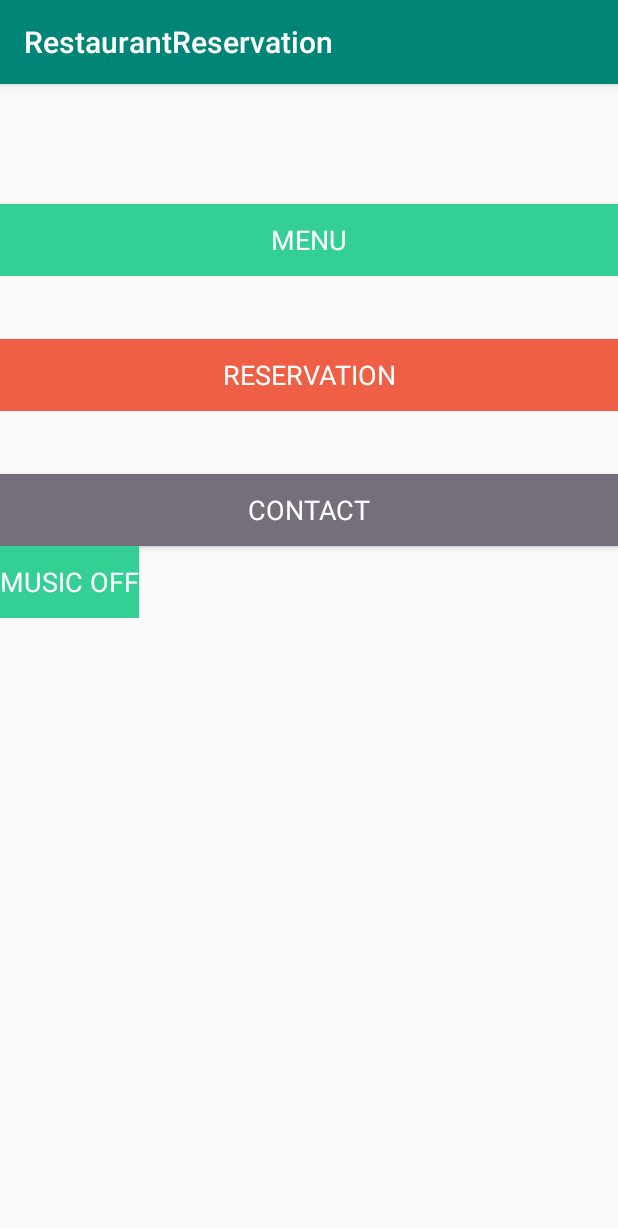
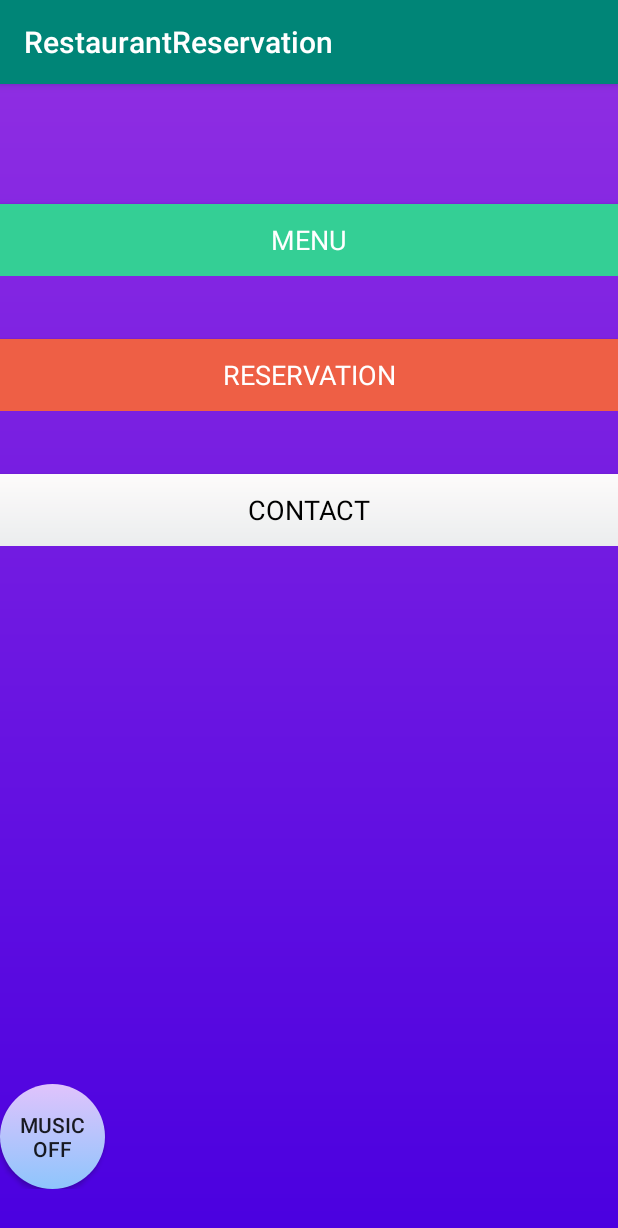
Before and after one commit to pruthvi/Restaurant_Reservation_Android_App, an Android app: the screen it shows after launch (MainActivity), on a phone screen of 412 x 824 dp. Shown: the top 1228 px of the screen. Run offline under Robolectric (Android 15) with nearby library versions, the phone set to English and light mode, and no system bars.

Commit message:
Updated music button and music

```diff
--- a/RestaurantReservation/app/src/main/java/com/restaurantreservation/WebServices/MySimpleService.java
+++ b/RestaurantReservation/app/src/main/java/com/restaurantreservation/WebServices/MySimpleService.java
@@ -3,9 +3,12 @@ package com.restaurantreservation.WebServices;
 import android.app.Service;
 import android.content.Intent;
 import android.media.MediaPlayer;
+import android.net.Uri;
 import android.os.IBinder;
 import android.provider.Settings;
 import android.widget.Toast;
+
+import com.restaurantreservation.R;
 
 public class MySimpleService extends Service{
     private MediaPlayer player;
@@ -20,8 +23,8 @@ public class MySimpleService extends Service{
 
         //getting systems default ringtone
         // TODO change the default ringtone to something else
-        player = MediaPlayer.create(this,
-                Settings.System.DEFAULT_RINGTONE_URI);
+        player = MediaPlayer.create(this, R.raw.music);
+          //      Settings.System.DEFAULT_RINGTONE_URI);
 
         //setting loop play to true
         //this will make the ringtone continuously playing
--- /dev/null
+++ b/RestaurantReservation/app/src/main/res/drawable/gradient_white.xml
@@ -0,0 +1,11 @@
+<?xml version="1.0" encoding="utf-8"?>
+
+    <shape xmlns:android="http://schemas.android.com/apk/res/android" >
+        <gradient
+            android:type="linear"
+            android:startColor="#fdfbfb"
+            android:endColor="#ebedee"
+            android:centerX="0.2"
+            android:centerY="0.3"
+            android:angle="270" />
+    </shape>
--- /dev/null
+++ b/RestaurantReservation/app/src/main/res/drawable/music_off.xml
@@ -0,0 +1,17 @@
+<?xml version="1.0" encoding="utf-8"?>
+<selector xmlns:android="http://schemas.android.com/apk/res/android">
+    <item>
+        <shape android:shape="oval">
+            <size android:width="150dp" android:height="150dp"/>
+
+            <gradient
+                android:type="linear"
+                android:startColor="#e0c3fc"
+                android:endColor="#8ec5fc"
+                android:centerX="0.2"
+                android:centerY="0.3"
+                android:angle="270" />
+
+        </shape>
+    </item>
+</selector>
--- /dev/null
+++ b/RestaurantReservation/app/src/main/res/drawable/music_on.xml
@@ -0,0 +1,15 @@
+<?xml version="1.0" encoding="utf-8"?>
+<selector xmlns:android="http://schemas.android.com/apk/res/android">
+    <item>
+        <shape android:shape="oval">
+            <size android:width="150dp" android:height="150dp"/>
+            <gradient
+                android:type="linear"
+                android:startColor="#43e97b"
+                android:endColor="#38f9d7"
+                android:centerX="0.2"
+                android:centerY="0.3"
+                android:angle="270" />
+        </shape>
+    </item>
+</selector>
--- /dev/null
+++ b/RestaurantReservation/app/src/main/res/drawable/music_selector.xml
@@ -0,0 +1,6 @@
+<?xml version="1.0" encoding="utf-8"?>
+<selector xmlns:android="http://schemas.android.com/apk/res/android">
+        <item android:drawable="@drawable/music_on" android:state_checked="true"/>
+        <item android:drawable="@drawable/music_off" android:state_checked="false"/>
+
+</selector>
--- a/RestaurantReservation/app/src/main/res/layout/activity_main.xml
+++ b/RestaurantReservation/app/src/main/res/layout/activity_main.xml
@@ -5,6 +5,7 @@
     android:layout_width="match_parent"
     android:layout_height="match_parent"
     tools:context=".MainActivity"
+    android:background="@drawable/gradient_blue"
     >
 
     <LinearLayout
@@ -47,21 +48,42 @@
             style="@style/OtherButton"
             android:layout_width="match_parent"
             android:layout_height="wrap_content"
+            android:layout_marginTop="260dp"
+            android:background="@drawable/gradient_white"
             android:onClick="onClickContact"
             android:text="Contact"
-            android:layout_marginTop="260dp"/>
+            android:textColor="@android:color/black" />
+
+    </LinearLayout>
+
+    <LinearLayout
+        android:layout_width="match_parent"
+        android:layout_height="wrap_content"
+        android:layout_alignParentStart="true"
+        android:layout_alignParentBottom="true"
+        android:layout_marginBottom="31dp"
+        android:orientation="vertical">
+
+    <!--    <ToggleButton
+            android:id="@+id/togglebutton"
+            style="@style/ConfirmButton"
+            android:layout_width="match_parent"
+            android:layout_height="wrap_content"
+            android:onClick="onToggleClicked"
+            android:textAlignment="center"
+            android:textOff="Music off"
+            android:textOn="Music on" /> -->
 
         <ToggleButton
             android:id="@+id/togglebutton"
-            android:layout_width="wrap_content"
-            android:layout_height="wrap_content"
-            android:textOn="Music on"
-            android:textOff="Music off"
+            android:layout_width="70dp"
+            android:layout_height="70dp"
+            android:background="@drawable/music_selector"
             android:onClick="onToggleClicked"
-            style="@style/ConfirmButton"/>
+            android:textAlignment="center"
+            android:textOff="Music Off"
+            android:textOn="Music On" />
     </LinearLayout>
 
 
-
-
 </RelativeLayout>
```
Also changed, not shown: RestaurantReservation/app/src/main/res/drawable/mute.png (added), RestaurantReservation/app/src/main/res/drawable/speaker.png (added), 1 other file.
